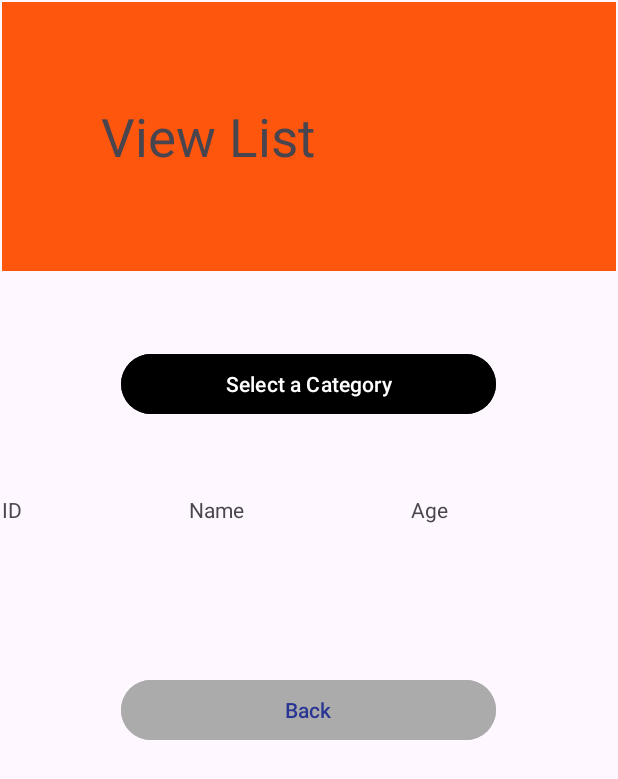
After one commit to SassyTheSasquatch42069/SeedSavvy1, an Android app: the layout view_list.xml on its own in the app's theme, with its tools: preview values and no code run, on a phone screen of 412 x 824 dp. The commit adds this screen. Shown: the top 779 px of the screen. Run offline under Robolectric (Android 15) with nearby library versions, the phone set to English and light mode, and no system bars.

Commit message:
Created the list view design

```diff
--- a/app/src/main/res/drawable/ic_launcher_foreground.xml
+++ b/app/src/main/res/drawable/ic_launcher_foreground.xml
@@ -13,16 +13,16 @@
                 android:startY="49.59793"
                 android:type="linear">
                 <item
-                    android:color="#44000000"
+                    android:color="#E0DFDE"
                     android:offset="0.0" />
                 <item
-                    android:color="#00000000"
+                    android:color="#791500"
                     android:offset="1.0" />
             </gradient>
         </aapt:attr>
     </path>
     <path
-        android:fillColor="#FFFFFF"
+        android:fillColor="#FFFA00"
         android:fillType="nonZero"
         android:pathData="M65.3,45.828l3.8,-6.6c0.2,-0.4 0.1,-0.9 -0.3,-1.1c-0.4,-0.2 -0.9,-0.1 -1.1,0.3l-3.9,6.7c-6.3,-2.8 -13.4,-2.8 -19.7,0l-3.9,-6.7c-0.2,-0.4 -0.7,-0.5 -1.1,-0.3C38.8,38.328 38.7,38.828 38.9,39.228l3.8,6.6C36.2,49.428 31.7,56.028 31,63.928h46C76.3,56.028 71.8,49.428 65.3,45.828zM43.4,57.328c-0.8,0 -1.5,-0.5 -1.8,-1.2c-0.3,-0.7 -0.1,-1.5 0.4,-2.1c0.5,-0.5 1.4,-0.7 2.1,-0.4c0.7,0.3 1.2,1 1.2,1.8C45.3,56.528 44.5,57.328 43.4,57.328L43.4,57.328zM64.6,57.328c-0.8,0 -1.5,-0.5 -1.8,-1.2s-0.1,-1.5 0.4,-2.1c0.5,-0.5 1.4,-0.7 2.1,-0.4c0.7,0.3 1.2,1 1.2,1.8C66.5,56.528 65.6,57.328 64.6,57.328L64.6,57.328z"
         android:strokeWidth="1"
--- /dev/null
+++ b/app/src/main/res/layout/view_list.xml
@@ -0,0 +1,109 @@
+<?xml version="1.0" encoding="utf-8"?>
+<androidx.constraintlayout.widget.ConstraintLayout xmlns:android="http://schemas.android.com/apk/res/android"
+    xmlns:app="http://schemas.android.com/apk/res-auto"
+    xmlns:tools="http://schemas.android.com/tools"
+    android:layout_width="match_parent"
+    android:layout_height="match_parent">
+    <ScrollView
+        android:id="@+id/scrollView2"
+        android:layout_width="match_parent"
+        android:layout_height="wrap_content"
+        android:layout_marginStart="1dp"
+        android:layout_marginTop="1dp"
+        android:layout_marginEnd="1dp"
+        app:layout_constraintEnd_toEndOf="parent"
+        app:layout_constraintStart_toStartOf="parent"
+        app:layout_constraintTop_toTopOf="parent">
+
+        <LinearLayout
+            android:layout_width="match_parent"
+            android:layout_height="wrap_content"
+            android:background="@color/list_header"
+            android:orientation="vertical"
+            android:padding="66dp">
+
+            <TextView
+                android:id="@+id/editTextText"
+                android:layout_width="260dp"
+                android:layout_height="wrap_content"
+                android:ems="10"
+                android:text="@string/list_click"
+                android:textSize="35sp"
+                tools:ignore="TextSizeCheck" />
+        </LinearLayout>
+    </ScrollView>
+
+    <ScrollView
+        android:layout_width="409dp"
+        android:layout_height="709dp"
+        android:layout_marginStart="1dp"
+        android:layout_marginTop="1dp"
+        android:layout_marginEnd="1dp"
+        app:layout_constraintEnd_toEndOf="parent"
+        app:layout_constraintStart_toStartOf="parent"
+        app:layout_constraintTop_toBottomOf="@+id/scrollView2">
+
+        <LinearLayout
+            android:layout_width="match_parent"
+            android:layout_height="wrap_content"
+            android:orientation="vertical" >
+
+            <!-- Insert Image -->
+            <Button
+                android:id="@+id/cat_img_click"
+                android:layout_width="250dp"
+                android:layout_height="wrap_content"
+                android:layout_gravity="center"
+                android:backgroundTint="@color/black"
+                android:layout_margin="50dp"
+                android:text="@string/select_category"
+                android:minHeight="48dp"
+                android:textColorHint="#546E7A" />
+
+            <TableLayout
+                android:id="@+id/tableLayout"
+                android:layout_width="match_parent"
+                android:layout_height="match_parent"
+                android:stretchColumns="*">
+
+                <TableRow
+                    android:layout_width="match_parent"
+                    android:layout_height="wrap_content"
+                    android:gravity="center_vertical">
+
+                    <TextView
+                        android:text="ID"
+                        android:layout_width="wrap_content"
+                        android:layout_height="wrap_content" />
+
+                    <TextView
+                        android:text="Name"
+                        android:layout_width="wrap_content"
+                        android:layout_height="wrap_content" />
+
+                    <TextView
+                        android:text="Age"
+                        android:layout_width="wrap_content"
+                        android:layout_height="wrap_content" />
+                </TableRow>
+
+                <!-- Table data will be added programmatically -->
+            </TableLayout>
+
+            <Button
+                android:id="@+id/back_button_click"
+                android:layout_width="250dp"
+                android:layout_height="wrap_content"
+                android:layout_gravity="center"
+                android:layout_marginTop="100dp"
+                android:layout_marginBottom="150dp"
+                android:backgroundTint="@color/grey"
+                android:minHeight="48dp"
+                android:text="@string/BackButton"
+                android:textColor="#283593"
+                android:textColorHint="#546E7A" />
+        </LinearLayout>
+    </ScrollView>
+
+
+</androidx.constraintlayout.widget.ConstraintLayout>
--- a/app/src/main/res/values/colors.xml
+++ b/app/src/main/res/values/colors.xml
@@ -10,4 +10,5 @@
     <color name="menu_header">#17B757</color>
     <color name="Yellow">#E8E02D</color>
     <color name="item_header">#BCF3D2</color>
+    <color name="list_header">#FF560E</color>
 </resources>
--- a/app/src/main/res/values/strings.xml
+++ b/app/src/main/res/values/strings.xml
@@ -61,4 +61,9 @@
     <string name="item_season">Seasons</string>
     <string name="item_climate">Climate</string>
 
+    <!--    Add Item-->
+    <string name="list_header">View List:</string>
+    <string name="select_category">Select a Category</string>
+    <string name="Search">search item:</string>
+
 </resources>
```
